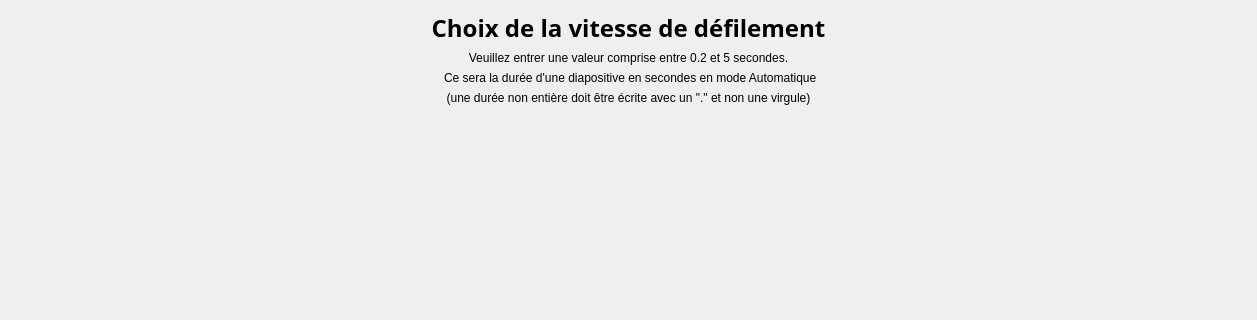
FranzouGame/SAE1.01-LecteurDiaporama, file V5_MVP_lecteurDiaporama/Fichiers de code/choixvitessedefilement.ui: the form before one commit; both pictures show x 0 to 1257 and y 0 to 320 of the 1257 by 684 pixel window.
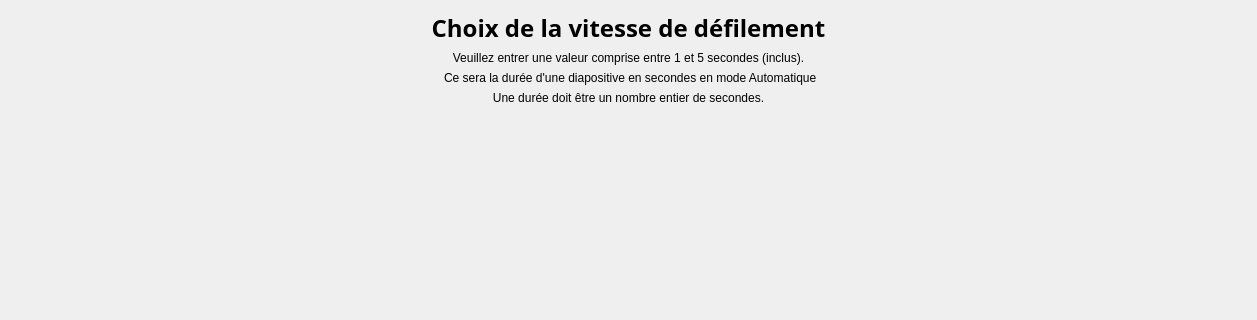
The form after the commit.

Patch:
```diff
--- a/V5_MVP_lecteurDiaporama/Fichiers de code/choixvitessedefilement.ui
+++ b/V5_MVP_lecteurDiaporama/Fichiers de code/choixvitessedefilement.ui
@@ -36,7 +36,7 @@
      <item>
       <widget class="QLabel" name="desc1">
        <property name="text">
-        <string>Veuillez entrer une valeur comprise entre 0.2 et 5 secondes.</string>
+        <string>Veuillez entrer une valeur comprise entre 1 et 5 secondes (inclus).</string>
        </property>
        <property name="alignment">
         <set>Qt::AlignCenter</set>
@@ -56,7 +56,7 @@
      <item>
       <widget class="QLabel" name="label">
        <property name="text">
-        <string>(une durée non entière doit être écrite avec un &quot;.&quot; et non une virgule)</string>
+        <string>Une durée doit être un nombre entier de secondes.</string>
        </property>
        <property name="alignment">
         <set>Qt::AlignCenter</set>
```
